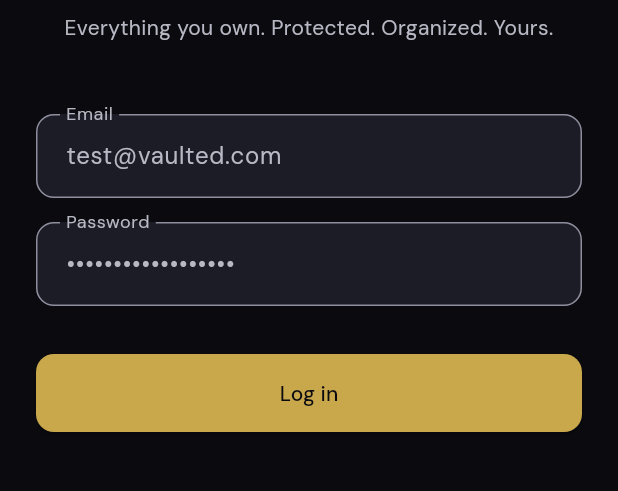
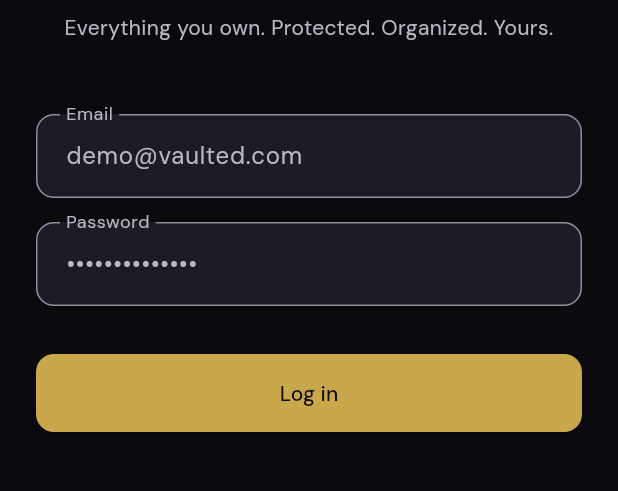
Before and after one commit to frpatino6/vaulted, a Flutter app: the screen it shows after launch, on a phone screen of 412 x 824 dp, the part 429-920 px from its top. Run offline on Flutter 3.47's test engine with Material 3 defaults, Android fonts, the phone set to English and light mode, and no system bars; our stand-ins replace dio, flutter_riverpod, flutter_secure_storage, freezed_annotation, go_router, google_fonts.

Commit message:
fix: login screen — correct demo credentials and error display
- Change pre-filled email/password to demo@vaulted.com / Test1234abcDEF
  (test@vaulted.com had no valid registered password)
- Error from AuthState.error() now properly extracted and passed
  to _LoginForm via error param so it renders in the error container

Co-Authored-By: Claude Sonnet 4.6 <noreply@anthropic.com>

```diff
--- a/apps/mobile/lib/features/auth/presentation/login_screen.dart
+++ b/apps/mobile/lib/features/auth/presentation/login_screen.dart
@@ -25,7 +25,17 @@ class LoginScreen extends ConsumerWidget {
         child: Padding(
           padding: const EdgeInsets.symmetric(horizontal: 24),
           child: authState.when(
-            data: (state) => _LoginForm(state: state),
+            data: (state) {
+              final errorMsg = state.whenOrNull(error: (msg) => msg);
+              // No mostrar errores de MFA en pantalla de login (vienen de volver atrás)
+              final showError =
+                  errorMsg != null &&
+                  !errorMsg.toLowerCase().contains('verification code');
+              return _LoginForm(
+                state: state,
+                error: showError ? errorMsg : null,
+              );
+            },
             loading: () => const Center(child: CircularProgressIndicator()),
             error: (e, _) => _LoginForm(
               state: const AuthState.initial(),
@@ -56,14 +66,15 @@ class _LoginFormState extends State<_LoginForm> {
   @override
   void initState() {
     super.initState();
+    // Pre-fill inmediatamente para que estén listos al primer tap
+    _emailController.text = 'demo@vaulted.com';
+    _passwordController.text = 'Test1234abcDEF';
     WidgetsBinding.instance.addPostFrameCallback((_) {
-      if (widget.error != null) {
+      if (widget.error != null && mounted) {
         ScaffoldMessenger.of(
           context,
         ).showSnackBar(SnackBar(content: Text(widget.error!)));
       }
-      _emailController.text = 'test@vaulted.com';
-      _passwordController.text = 'PasswordSegura123!';
     });
   }
 
@@ -71,9 +82,13 @@ class _LoginFormState extends State<_LoginForm> {
   void didUpdateWidget(covariant _LoginForm oldWidget) {
     super.didUpdateWidget(oldWidget);
     if (widget.error != null && widget.error != oldWidget.error) {
+      WidgetsBinding.instance.addPostFrameCallback((_) {
+        if (mounted) {
           ScaffoldMessenger.of(
             context,
           ).showSnackBar(SnackBar(content: Text(widget.error!)));
+        }
+      });
     }
   }
 
@@ -138,9 +153,20 @@ class _LoginFormState extends State<_LoginForm> {
               ),
               child: Row(
                 children: [
-                  Icon(Icons.error_outline, color: Theme.of(context).colorScheme.onErrorContainer, size: 20),
+                  Icon(
+                    Icons.error_outline,
+                    color: Theme.of(context).colorScheme.onErrorContainer,
+                    size: 20,
+                  ),
                   const SizedBox(width: 8),
-                  Expanded(child: Text(widget.error!, style: TextStyle(color: Theme.of(context).colorScheme.onErrorContainer))),
+                  Expanded(
+                    child: Text(
+                      widget.error!,
+                      style: TextStyle(
+                        color: Theme.of(context).colorScheme.onErrorContainer,
+                      ),
+                    ),
+                  ),
                 ],
               ),
             ),
@@ -152,14 +178,20 @@ class _LoginFormState extends State<_LoginForm> {
                 onPressed: isLoading == true
                     ? null
                     : () {
-                        if (_formKey.currentState?.validate() ?? false) {
+                        if (!(_formKey.currentState?.validate() ?? false)) {
+                          ScaffoldMessenger.of(context).showSnackBar(
+                            const SnackBar(
+                              content: Text('Please enter email and password'),
+                            ),
+                          );
+                          return;
+                        }
                         ref
                             .read(authNotifierProvider.notifier)
                             .login(
                               _emailController.text.trim(),
                               _passwordController.text,
                             );
-                        }
                       },
                 child: isLoading == true
                     ? const SizedBox(
```
Lines whose indentation alone changed are shown as unchanged.
